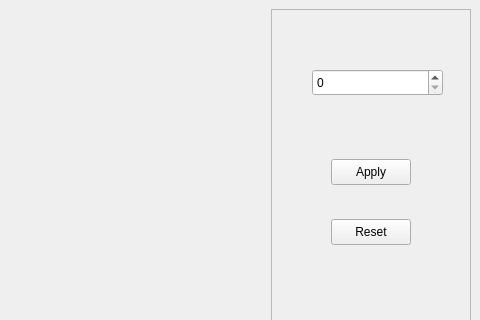
Old version of the form mainwindow.ui in the repository GrigorenkoPV/MandelbrotQt; both pictures show x 520 to 1000 and y 0 to 320 of the 1000 by 600 pixel window.
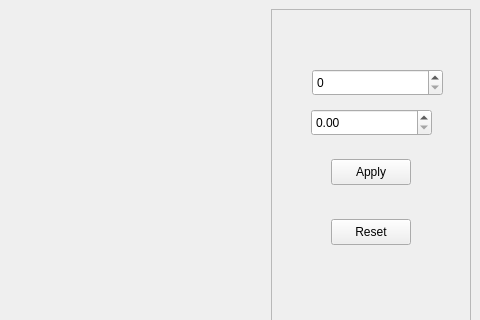
New version of the form. Custom widgets are drawn as their Qt base class.

Commit message: Bools & Threshold

Patch:
```diff
--- a/mainwindow.ui
+++ b/mainwindow.ui
@@ -87,6 +87,22 @@
         <string>Reset</string>
        </property>
       </widget>
+         <widget class="QDoubleSpinBox" name="threshold_spinbox">
+             <property name="geometry">
+                 <rect>
+                     <x>40</x>
+                     <y>100</y>
+                     <width>121</width>
+                     <height>27</height>
+                 </rect>
+             </property>
+             <property name="accelerated">
+                 <bool>true</bool>
+             </property>
+             <property name="showGroupSeparator" stdset="0">
+                 <bool>true</bool>
+             </property>
+         </widget>
      </widget>
     </item>
    </layout>
```
Lines whose indentation alone changed are shown as unchanged. The commit also changes 5 other files.
